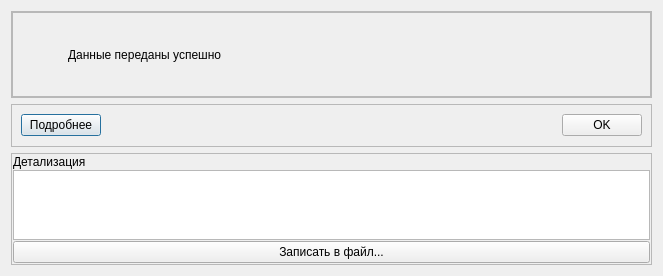
Old version of the form metodics/bedside_scales/bedside_scales_tester/websendresultmessage.ui in the repository grigp/a-analyser.
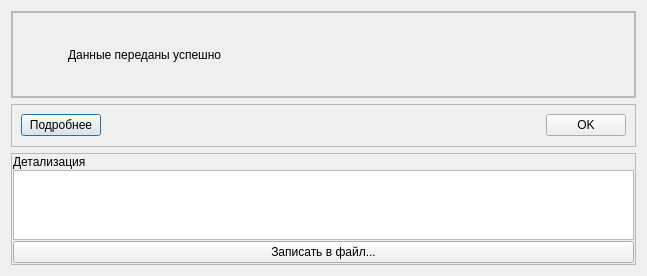
New version of the form. Icons and pictures are not drawn.

```diff
--- a/metodics/bedside_scales/bedside_scales_tester/websendresultmessage.ui
+++ b/metodics/bedside_scales/bedside_scales_tester/websendresultmessage.ui
@@ -6,8 +6,8 @@
    <rect>
     <x>0</x>
     <y>0</y>
-    <width>663</width>
-    <height>254</height>
+    <width>647</width>
+    <height>273</height>
    </rect>
   </property>
   <property name="sizePolicy">
```
